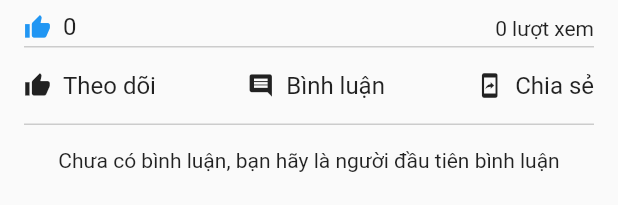
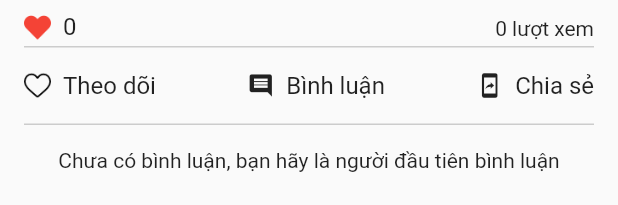
Before and after one commit to uyit14/flutter_conec, a Flutter app: the AdsCommentWidget widget shown alone on an empty page, opened directly with empty values, on a phone screen of 412 x 824 dp. Shown: the top 205 px of the screen. Run offline on Flutter 3.47's test engine with Material 2 defaults, Android fonts, the phone set to English and light mode, and no system bars; our stand-ins replace badges, cached_network_image, carousel_slider, chips_choice, file_picker, firebase_analytics and 16 more; missing offline and left inert: flutter_absolute_path, flutter_facebook_login, flutter_zalo_login, geocoder, multi_image_picker, new_version and 5 more; accounts and stored records are empty; network calls fail.

Commit message:
bug fix at item detail

```diff
--- a/lib/common/custom_icons.dart
+++ b/lib/common/custom_icons.dart
@@ -22,8 +22,11 @@ import 'package:flutter/widgets.dart';
 class MyFlutterApp {
   MyFlutterApp._();
 
+  static const _kFontFam = 'MyFlutterApp';
   static const _kFontPkg = null;
 
   static const IconData female = IconData(0xf182, fontFamily: 'Female', fontPackage: _kFontPkg);
   static const IconData male = IconData(0xf183, fontFamily: 'Male', fontPackage: _kFontPkg);
+  static const IconData like = IconData(0xf184, fontFamily: 'Like', fontPackage: _kFontPkg);
+  static const IconData unlike = IconData(0xf185, fontFamily: 'UnLike', fontPackage: _kFontPkg);
 }
--- a/lib/ui/home/pages/item_detail_page.dart
+++ b/lib/ui/home/pages/item_detail_page.dart
@@ -739,7 +739,7 @@ class _ItemDetailPageState extends State<ItemDetailPage> {
                                 ),
                                 SizedBox(height: 8),
                                 Container(
-                                  height: 40,
+                                  height: 50,
                                   alignment: Alignment.center,
                                   child: ListView(
                                     scrollDirection: Axis.horizontal,
@@ -757,7 +757,7 @@ class _ItemDetailPageState extends State<ItemDetailPage> {
                                               child: Container(
                                                 alignment: Alignment.center,
                                                 margin: EdgeInsets.all(4),
-                                                padding: EdgeInsets.all(8),
+                                                padding: EdgeInsets.symmetric(horizontal: 8, vertical: 0),
                                                 decoration: BoxDecoration(
                                                     border: Border.all(
                                                         color: Colors.red,
--- a/lib/ui/news/pages/sell_detail_page.dart
+++ b/lib/ui/news/pages/sell_detail_page.dart
@@ -851,7 +851,7 @@ class _SellDetailPageState extends State<SellDetailPage> {
                                 ),
                                 SizedBox(height: 8),
                                 Container(
-                                  height: 40,
+                                  height: 50,
                                   alignment: Alignment.center,
                                   child: ListView(
                                     scrollDirection: Axis.horizontal,
@@ -869,7 +869,7 @@ class _SellDetailPageState extends State<SellDetailPage> {
                                       child: Container(
                                         alignment: Alignment.center,
                                         margin: EdgeInsets.all(4),
-                                        padding: EdgeInsets.all(8),
+                                        padding: EdgeInsets.symmetric(horizontal: 8),
                                         decoration: BoxDecoration(
                                             border: Border.all(
                                                 color: Colors.red,
--- a/lib/ui/news/widgets/ads_comment_widget.dart
+++ b/lib/ui/news/widgets/ads_comment_widget.dart
@@ -211,10 +211,10 @@ class _CommentWidgetState extends State<AdsCommentWidget> {
                 child: Row(
                   crossAxisAlignment: CrossAxisAlignment.end,
                   children: <Widget>[
-                    Icon(
-                      Icons.thumb_up,
-                      size: 18,
-                      color: Colors.blue,
+                    Image.asset(
+                      "assets/images/heart_1.png",
+                      height: 18,
+                      width: 18,
                     ),
                     SizedBox(width: 8),
                     Text(
@@ -258,10 +258,20 @@ class _CommentWidgetState extends State<AdsCommentWidget> {
                     child: Row(
                       mainAxisSize: MainAxisSize.min,
                       children: <Widget>[
-                        Icon(
-                          Icons.thumb_up,
-                          size: 18,
-                          color: _isLikeOwner ? Colors.blue : Colors.black87,
+                        IndexedStack(
+                          index: _isLikeOwner ? 0 : 1,
+                          children: [
+                            Image.asset(
+                              "assets/images/heart_1.png",
+                              height: 18,
+                              width: 18,
+                            ),
+                            Image.asset(
+                              "assets/images/heart_2.png",
+                              height: 18,
+                              width: 18,
+                            ),
+                          ],
                         ),
                         SizedBox(width: 8),
                         Text(
--- a/pubspec.yaml
+++ b/pubspec.yaml
@@ -119,6 +119,9 @@ flutter:
     - family: Female
       fonts:
         - asset: assets/fonts/Female.ttf
+    - family: Like
+      fonts:
+        - asset: assets/fonts/Like.ttf
   #       - asset: fonts/Schyler-Italic.ttf
   #         style: italic
   #   - family: Trajan Pro
```
Also changed, not shown: lib/ui/home/widgets/comment_widget.dart (+19 -8 lines), assets/fonts/Like.ttf (added), assets/fonts/UnLike.ttf (added), assets/images/heart_1.png (added), assets/images/heart_2.png (added).
